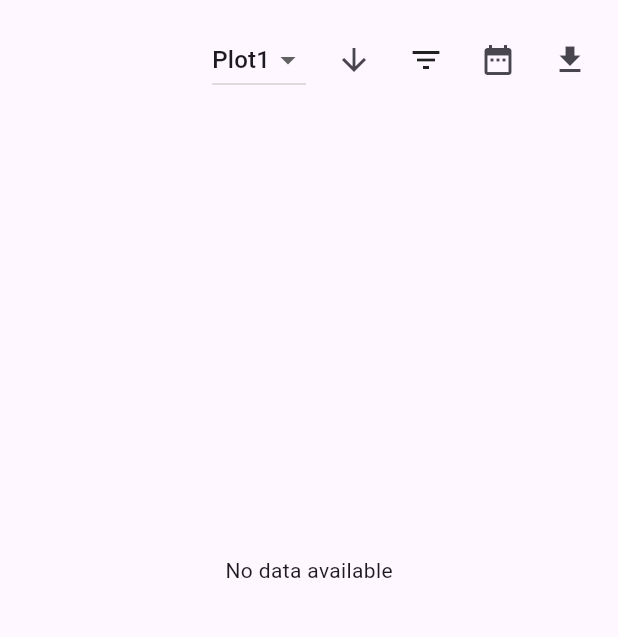
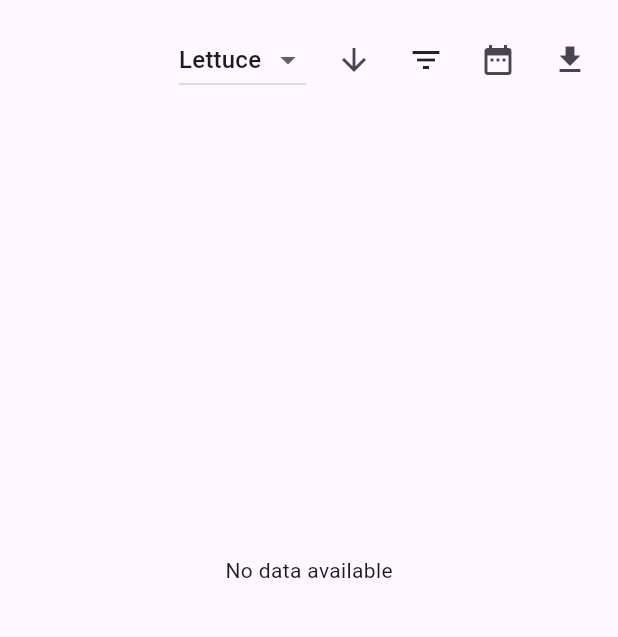
Before and after one commit to dheljohn/SoMo, a Flutter app: the screen it shows after launch, item 3 of the bottom bar chosen, on a phone screen of 412 x 824 dp, the part 84-721 px from its top. Run offline on Flutter 3.47's test engine with Material 3 defaults, Android fonts, the phone set to English and light mode, and no system bars; our stand-ins replace carousel_slider, cloud_firestore, connectivity_plus, csv, device_preview, firebase_core and 10 more; accounts and stored records are empty; network calls fail.

Commit message:
changes plots to crop lettuce,mustard,pechay

```diff
--- a/lib/historySection.dart
+++ b/lib/historySection.dart
@@ -9,9 +9,8 @@ import 'package:open_file/open_file.dart';
 import 'package:path_provider/path_provider.dart';
 import 'package:pdf/widgets.dart' as pw;
 import 'package:permission_handler/permission_handler.dart';
-import 'package:soil_monitoring_app/global_switch.dart';
+import 'package:provider/provider.dart';
 import 'package:soil_monitoring_app/language_provider.dart';
-import 'package:provider/provider.dart';
 
 String interpretMoisture(double moisture) {
   if (moisture < 30) return "Low (Soil is dry, needs watering)";
@@ -37,8 +36,8 @@ class HistoryDisplay extends StatefulWidget {
 }
 
 class _HistoryDisplayState extends State<HistoryDisplay> {
-  String selectedPlot = "Plot1"; // Default selection
-  final List<String> plots = ["All", "Plot1", "Plot2", "Plot3"];
+  String selectedPlot = "Lettuce"; // Default selection
+  final List<String> plots = ["All", "Lettuce", "Pechay", "Mustard"];
   List<Map<String, dynamic>> sensorData = [];
   StreamSubscription<QuerySnapshot>? _sensorSubscription;
   DateTime? startDate;
```
